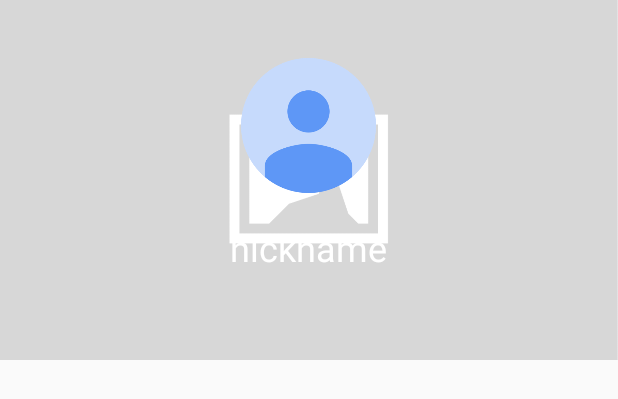
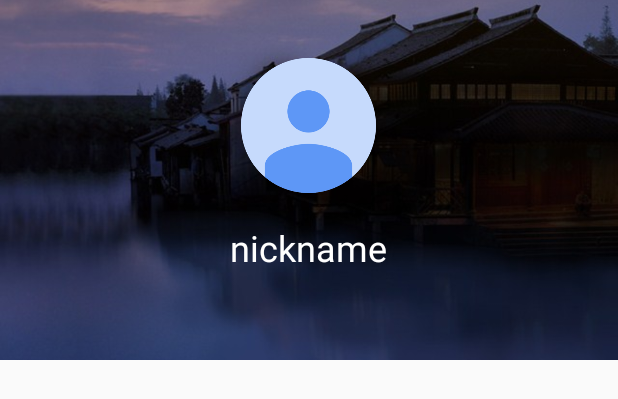
Before and after one commit to MegrezZhu/Maskbook, an Android app: the layout homepage_header.xml on its own in the app's theme, with its tools: preview values and no code run, on a phone screen of 412 x 824 dp. Shown: the top 399 px of the screen. Run offline under Robolectric (Android 15) with nearby library versions, the phone set to English and light mode, and no system bars; plain views replace BlurringView, RCRelativeLayout; network calls fail.

Commit message:
some fix

```diff
--- a/app/app/src/main/java/com/zyuco/maskbook/DashboardActivity.java
+++ b/app/app/src/main/java/com/zyuco/maskbook/DashboardActivity.java
@@ -63,7 +63,7 @@ public class DashboardActivity extends AppCompatActivity {
         render();
         refreshPosts();
 
-        hideStatusbar();
+//        hideStatusbar();
     }
 
     private void refreshPosts() {
@@ -299,7 +299,7 @@ public class DashboardActivity extends AppCompatActivity {
                     GlideApp
                         .with(DashboardActivity.this)
                         .load(URLFormatter.formatImageURL(post.getImage()))
-                        .placeholder(R.drawable.placeholder)
+                        .placeholder(R.drawable.bg)
                         .listener(new RequestListener<Drawable>() {
                             @Override
                             public boolean onLoadFailed(@Nullable GlideException e, Object model, Target<Drawable> target, boolean isFirstResource) {
--- a/app/app/src/main/java/com/zyuco/maskbook/HomepageActivity.java
+++ b/app/app/src/main/java/com/zyuco/maskbook/HomepageActivity.java
@@ -56,7 +56,7 @@ public class HomepageActivity extends AppCompatActivity {
         getSomeonePosts();
         initToolbar();
         render();
-        hideStatusbar();
+//        hideStatusbar();
     }
 
     private void initListener() {
--- a/app/app/src/main/java/com/zyuco/maskbook/LikesActivity.java
+++ b/app/app/src/main/java/com/zyuco/maskbook/LikesActivity.java
@@ -40,7 +40,7 @@ public class LikesActivity extends AppCompatActivity {
         initList();
         initToolbar();
         getLikes();
-        hideStatusbar();
+//        hideStatusbar();
     }
 
     private void initListener() {
--- a/app/app/src/main/java/com/zyuco/maskbook/LoginActivity.java
+++ b/app/app/src/main/java/com/zyuco/maskbook/LoginActivity.java
@@ -28,7 +28,7 @@ public class LoginActivity extends AppCompatActivity {
         setContentView(R.layout.activity_login);
 
         initListener();
-        hideStatusbar();
+//        hideStatusbar();
     }
 
     private void initListener() {
--- a/app/app/src/main/java/com/zyuco/maskbook/PublishActivity.java
+++ b/app/app/src/main/java/com/zyuco/maskbook/PublishActivity.java
@@ -55,7 +55,7 @@ public class PublishActivity extends AppCompatActivity {
         initBlurringView();
         initSeekbar();
         initToolbar();
-        hideStatusbar();
+//        hideStatusbar();
     }
 
     private void initSeekbar() {
--- a/app/app/src/main/java/com/zyuco/maskbook/SignupActivity.java
+++ b/app/app/src/main/java/com/zyuco/maskbook/SignupActivity.java
@@ -44,7 +44,7 @@ public class SignupActivity extends AppCompatActivity {
         setContentView(R.layout.activity_signup);
 
         initListener();
-        hideStatusbar();
+//        hideStatusbar();
     }
 
     private void initListener() {
--- a/app/app/src/main/java/com/zyuco/maskbook/lib/Converter.java
+++ b/app/app/src/main/java/com/zyuco/maskbook/lib/Converter.java
@@ -171,7 +171,7 @@ public class Converter {
                     GlideApp
                         .with(context)
                         .load(URLFormatter.formatImageURL(post.getImage()))
-                        .placeholder(R.drawable.placeholder)
+                        .placeholder(R.drawable.bg)
                         .centerCrop()
                         .listener(new RequestListener<Drawable>() {
                             @Override
--- a/app/app/src/main/java/com/zyuco/maskbook/service/APIService.java
+++ b/app/app/src/main/java/com/zyuco/maskbook/service/APIService.java
@@ -26,9 +26,10 @@ import retrofit2.http.Query;
 
 public interface APIService {
 //    String BASE_URL = "http://www.zyuco.com:7001/api/";
-    String BASE_URL = "http://laptop.zyuco.com:7001/api/";
+//    String BASE_URL = "http://laptop.zyuco.com:7001/api/";
 //    String BASE_URL = "http://192.168.191.1:7001";
 //    String BASE_URL = "http://10.0.2.2:7001/api/";
+    String BASE_URL = "http://maskbook.megrez-says-hi.cn/api/";
 
     @POST("join")
     @Multipart
--- a/app/app/src/main/res/layout/homepage_header.xml
+++ b/app/app/src/main/res/layout/homepage_header.xml
@@ -17,7 +17,7 @@
             android:layout_width="match_parent"
             android:layout_height="match_parent"
             android:scaleType="centerCrop"
-            android:src="@drawable/placeholder"/>
+            android:src="@drawable/bg"/>
     </LinearLayout>
 
     <com.fivehundredpx.android.blur.BlurringView
--- a/app/app/src/main/res/values/colors.xml
+++ b/app/app/src/main/res/values/colors.xml
@@ -2,7 +2,7 @@
 <resources>
     <color name="colorPrimary">#323F4F</color>
     <color name="colorSecondaryPrimary">#32323F</color>
-    <color name="colorPrimaryDark">#303F9F</color>
+    <color name="colorPrimaryDark">#323F4F</color>
     <color name="colorAccent">#FF4081</color>
     <color name="colorTextDefault">#333</color>
     <color name="colorTextWhite">#fff</color>
```
